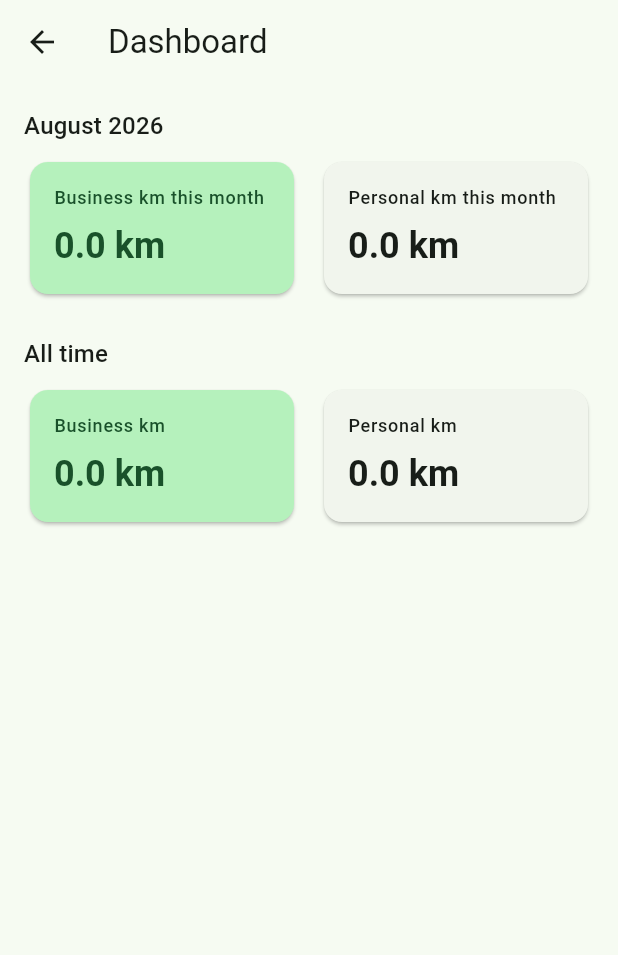
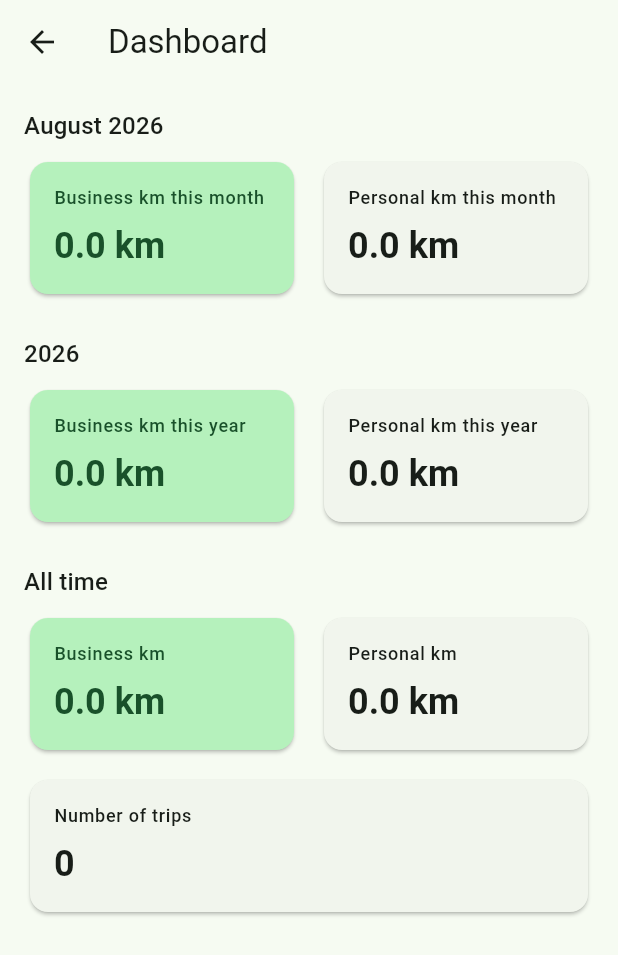
Before and after one commit to steve919535/test, a Flutter app: the DashboardScreen screen opened directly, on a phone screen of 412 x 824 dp. Shown: the top 955 px of the screen. Run offline on Flutter 3.47's test engine with Material 3 defaults, Android fonts, the phone set to English and light mode, and no system bars; our stand-ins replace csv, flutter_local_notifications, geocoding, geolocator, pdf, printing and 3 more; missing offline and left inert: flutter_foreground_task; accounts and stored records are empty.

Commit message:
Add business-km-this-year and trip-count stats to the dashboard
Rounds the dashboard out to match the original spec: business km
this month (had it), business km this year (new), personal km
(had it, now shown at month/year/all-time), and a total trip count
tile (new). _BigStat gained an isCount mode so the same card renders
either a "X.X km" distance or a plain trip count.

Co-Authored-By: Claude Sonnet 5 <noreply@anthropic.com>
Claude-Session: https://claude.ai/code/session_01RQWgNK7e1LXJSC65oyGscU

```diff
--- a/lib/ui/dashboard/dashboard_screen.dart
+++ b/lib/ui/dashboard/dashboard_screen.dart
@@ -13,6 +13,7 @@ class DashboardScreen extends StatelessWidget {
     final repo = context.watch<TripRepository>();
     final now = DateTime.now();
     final monthStart = DateTime(now.year, now.month);
+    final yearStart = DateTime(now.year);
 
     final monthBusinessKm = repo.totalKm(
       category: TripCategory.business,
@@ -22,8 +23,17 @@ class DashboardScreen extends StatelessWidget {
       category: TripCategory.personal,
       from: monthStart,
     );
+    final yearBusinessKm = repo.totalKm(
+      category: TripCategory.business,
+      from: yearStart,
+    );
+    final yearPersonalKm = repo.totalKm(
+      category: TripCategory.personal,
+      from: yearStart,
+    );
     final allBusinessKm = repo.totalKm(category: TripCategory.business);
     final allPersonalKm = repo.totalKm(category: TripCategory.personal);
+    final totalTripCount = repo.tripCount();
     final unclassifiedCount = repo.tripCount(
       category: TripCategory.unclassified,
     );
@@ -57,6 +67,27 @@ class DashboardScreen extends StatelessWidget {
             ],
           ),
           const SizedBox(height: 24),
+          Text('${now.year}', style: Theme.of(context).textTheme.titleMedium),
+          const SizedBox(height: 8),
+          Row(
+            children: [
+              Expanded(
+                child: _BigStat(
+                  label: 'Business km this year',
+                  value: yearBusinessKm,
+                  emphasize: true,
+                ),
+              ),
+              const SizedBox(width: 12),
+              Expanded(
+                child: _BigStat(
+                  label: 'Personal km this year',
+                  value: yearPersonalKm,
+                ),
+              ),
+            ],
+          ),
+          const SizedBox(height: 24),
           Text('All time', style: Theme.of(context).textTheme.titleMedium),
           const SizedBox(height: 8),
           Row(
@@ -73,6 +104,12 @@ class DashboardScreen extends StatelessWidget {
                 child: _BigStat(label: 'Personal km', value: allPersonalKm),
               ),
             ],
+          ),
+          const SizedBox(height: 12),
+          _BigStat(
+            label: 'Number of trips',
+            value: totalTripCount.toDouble(),
+            isCount: true,
           ),
           if (unclassifiedCount > 0) ...[
             const SizedBox(height: 24),
@@ -100,11 +137,16 @@ class _BigStat extends StatelessWidget {
     required this.label,
     required this.value,
     this.emphasize = false,
+    this.isCount = false,
   });
 
   final String label;
   final double value;
   final bool emphasize;
+
+  /// When true, [value] is shown as a whole number (e.g. a trip count)
+  /// rather than a "X.X km" distance.
+  final bool isCount;
 
   @override
   Widget build(BuildContext context) {
@@ -124,7 +166,9 @@ class _BigStat extends StatelessWidget {
             ),
             const SizedBox(height: 8),
             Text(
-              '${value.toStringAsFixed(1)} km',
+              isCount
+                  ? value.toInt().toString()
+                  : '${value.toStringAsFixed(1)} km',
               style: Theme.of(context).textTheme.headlineSmall?.copyWith(
                 color: emphasize ? scheme.onPrimaryContainer : null,
                 fontWeight: FontWeight.bold,
```
